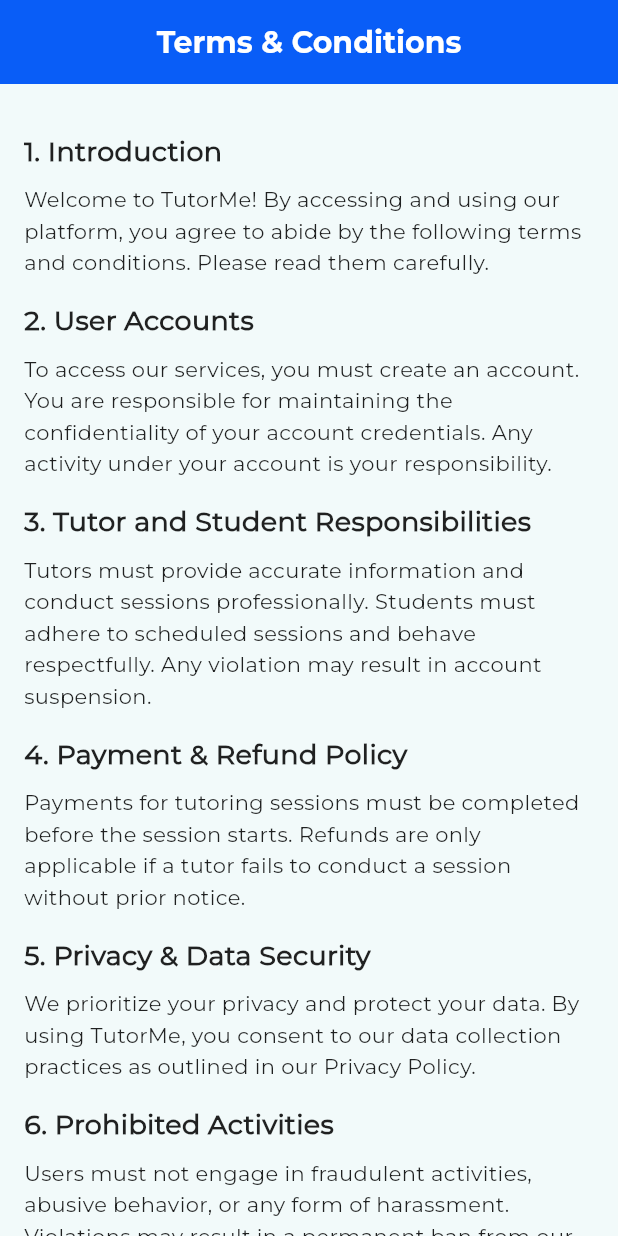
After one commit to sandeshs0/tutorMe, a Flutter app: the TermsConditionsView screen opened directly, on a phone screen of 412 x 824 dp. The commit adds this screen. Run offline on Flutter 3.47's test engine with Material 3 defaults, Android fonts, the light colour scheme and no system bars; our stand-ins replace bloc, dartz, dio, equatable, flutter_bloc, get_it and 5 more; accounts and stored records are empty; network calls fail.

Commit message:
Terms and Conditions and better profile design

```diff
--- /dev/null
+++ b/lib/features/student/presentation/view/terms_view.dart
@@ -0,0 +1,91 @@
+import 'package:flutter/material.dart';
+
+class TermsConditionsView extends StatelessWidget {
+  const TermsConditionsView({super.key});
+
+  @override
+  Widget build(BuildContext context) {
+    return Scaffold(
+      appBar: AppBar(
+        title: const Text("Terms & Conditions",
+            style: TextStyle(fontWeight: FontWeight.w600)),
+        centerTitle: true,
+        automaticallyImplyLeading: false,
+      ),
+      body: SingleChildScrollView(
+        padding: const EdgeInsets.all(16.0),
+        child: Column(
+          crossAxisAlignment: CrossAxisAlignment.start,
+          children: [
+            _buildSectionTitle("1. Introduction"),
+            _buildSectionContent(
+              "Welcome to TutorMe! By accessing and using our platform, you agree to abide by the following terms and conditions. Please read them carefully.",
+            ),
+            _buildSectionTitle("2. User Accounts"),
+            _buildSectionContent(
+              "To access our services, you must create an account. You are responsible for maintaining the confidentiality of your account credentials. Any activity under your account is your responsibility.",
+            ),
+            _buildSectionTitle("3. Tutor and Student Responsibilities"),
+            _buildSectionContent(
+              "Tutors must provide accurate information and conduct sessions professionally. Students must adhere to scheduled sessions and behave respectfully. Any violation may result in account suspension.",
+            ),
+            _buildSectionTitle("4. Payment & Refund Policy"),
+            _buildSectionContent(
+              "Payments for tutoring sessions must be completed before the session starts. Refunds are only applicable if a tutor fails to conduct a session without prior notice.",
+            ),
+            _buildSectionTitle("5. Privacy & Data Security"),
+            _buildSectionContent(
+              "We prioritize your privacy and protect your data. By using TutorMe, you consent to our data collection practices as outlined in our Privacy Policy.",
+            ),
+            _buildSectionTitle("6. Prohibited Activities"),
+            _buildSectionContent(
+              "Users must not engage in fraudulent activities, abusive behavior, or any form of harassment. Violations may result in a permanent ban from our platform.",
+            ),
+            _buildSectionTitle("7. Changes to Terms"),
+            _buildSectionContent(
+              "We reserve the right to update these terms at any time. Continued use of our platform after changes indicates acceptance of the new terms.",
+            ),
+            _buildSectionTitle("8. Contact Us"),
+            _buildSectionContent(
+              "For any questions or concerns, please contact our support team at support@tutorme.com.",
+            ),
+            const SizedBox(height: 20),
+            _buildCloseButton(context),
+          ],
+        ),
+      ),
+    );
+  }
+
+  Widget _buildSectionTitle(String title) {
+    return Padding(
+      padding: const EdgeInsets.only(top: 16, bottom: 8),
+      child: Text(
+        title,
+        style: const TextStyle(fontSize: 18, fontWeight: FontWeight.bold),
+      ),
+    );
+  }
+
+  Widget _buildSectionContent(String content) {
+    return Text(
+      content,
+      style: const TextStyle(fontSize: 14, color: Colors.black87, height: 1.5),
+    );
+  }
+
+  Widget _buildCloseButton(BuildContext context) {
+    return Center(
+      child: TextButton(
+        onPressed: () {
+          Navigator.pop(context);
+        },
+        child: const Text(
+          "Close",
+          style: TextStyle(
+              fontSize: 16, fontWeight: FontWeight.bold, color: Colors.blue),
+        ),
+      ),
+    );
+  }
+}
```
Also changed, not shown: lib/features/home/presentation/view/dashboard_view.dart (+24 -22 lines), lib/features/student/presentation/view/student_profile_view.dart (+100 -31 lines), lib/app/shared_prefs/theme_shared_prefs.dart (added), lib/features/home/presentation/view/home_view.dart (line endings or trailing spaces).
